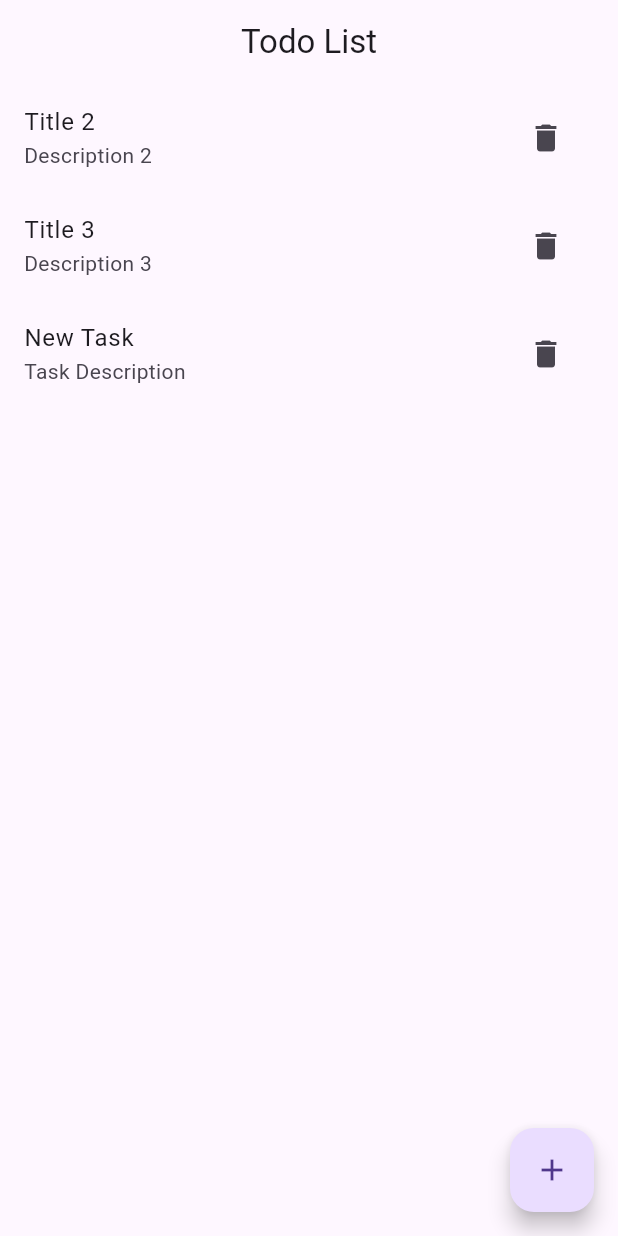
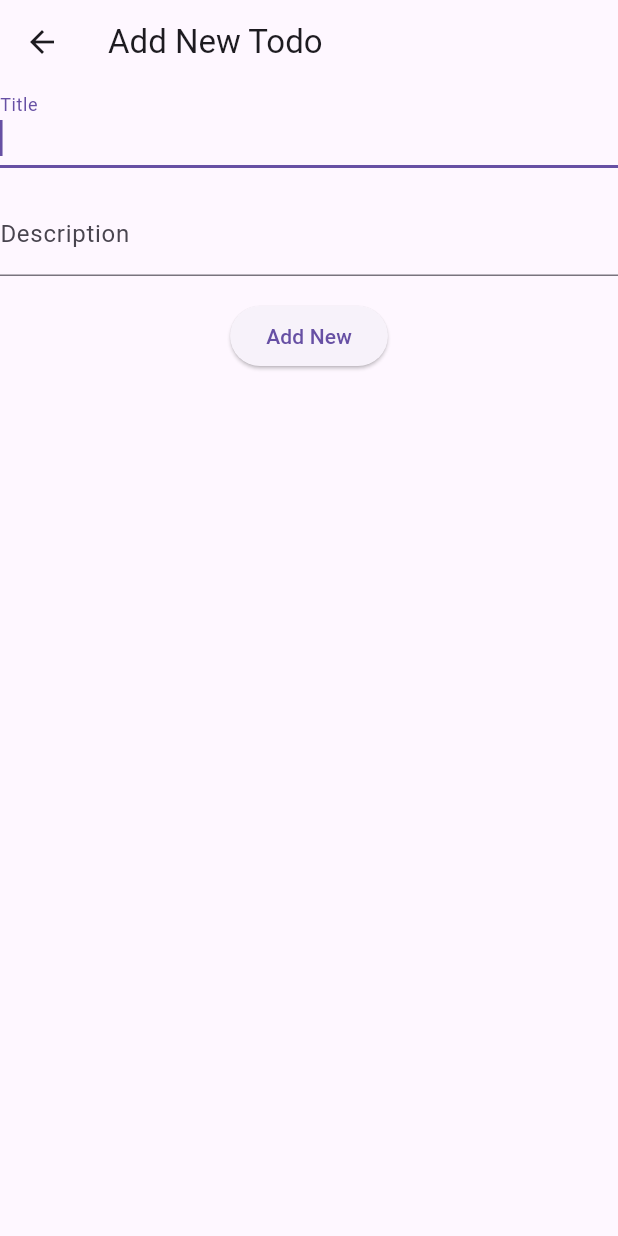
Before and after one commit to thanchayawikgithub/flutter_getx, a Flutter app: the screen it shows after launch, after a tap on the "delete" icon, after a tap on the "add" icon, on a phone screen of 412 x 824 dp. Run offline on Flutter 3.47's test engine with Material 3 defaults, Android fonts, the phone set to English and light mode, and no system bars; our stand-ins replace get.

Commit message:
finalize todo list

```diff
--- a/lib/app/data/services/todo_service.dart
+++ b/lib/app/data/services/todo_service.dart
@@ -20,4 +20,9 @@ class TodoService extends GetxService {
     todos[index].isDone = !todos[index].isDone;
     todos.refresh();
   }
+
+  void editTodo(int index, Todo todo) {
+    todos[index] = todo;
+    todos.refresh();
+  }
 }
--- a/lib/app/modules/home/controllers/home_controller.dart
+++ b/lib/app/modules/home/controllers/home_controller.dart
@@ -1,13 +1,38 @@
+import 'package:flutter/material.dart';
 import 'package:get/get.dart';
 import 'package:test_getx/app/data/services/todo_service.dart';
 import 'package:test_getx/app/data/todo.dart';
 
 class HomeController extends GetxController {
   final TodoService todoService = Get.find();
+  final titleController = TextEditingController();
+  final descriptionController = TextEditingController();
+
+  final titleFocus = FocusNode();
+
+  void setEditedTodo(Todo todo) {
+    titleController.text = todo.title;
+    descriptionController.text = todo.description;
+  }
+
+  void clearForm() {
+    titleController.text = '';
+    descriptionController.text = '';
+  }
 
   void addNewTodo() {
-    todoService
-        .addTodo(Todo(title: 'New Task', description: 'Task Description'));
+    todoService.addTodo(Todo(
+        title: titleController.text, description: descriptionController.text));
+    clearForm();
+  }
+
+  void editTodo(int index) {
+    todoService.editTodo(
+        index,
+        Todo(
+            title: titleController.text,
+            description: descriptionController.text));
+    clearForm();
   }
 
   void toggleTodoStatus(int index) {
@@ -18,7 +43,6 @@ class HomeController extends GetxController {
     todoService.removeTodoAt(index);
   }
 
-  final count = 0.obs;
   @override
   void onInit() {
     super.onInit();
@@ -26,13 +50,14 @@ class HomeController extends GetxController {
 
   @override
   void onReady() {
+    titleFocus.requestFocus();
     super.onReady();
   }
 
   @override
   void onClose() {
+    descriptionController.dispose();
+    titleController.dispose();
     super.onClose();
   }
-
-  void increment() => count.value++;
 }
--- /dev/null
+++ b/lib/app/modules/home/views/edit_todo_view.dart
@@ -0,0 +1,71 @@
+import 'package:flutter/material.dart';
+import 'package:get/get.dart';
+import 'package:test_getx/app/data/todo.dart';
+import 'package:test_getx/app/modules/home/controllers/home_controller.dart';
+
+class EditTidoView extends StatelessWidget {
+  final int? index;
+  final Todo? todo;
+  final _formKey = GlobalKey<FormState>();
+  final HomeController controller = Get.find();
+  EditTidoView({this.index, this.todo, Key? key}) : super(key: key) {
+    if (this.todo != null) {
+      controller.setEditedTodo(todo!);
+    } else {
+      controller.clearForm();
+    }
+  }
+
+  @override
+  Widget build(BuildContext context) {
+    return Scaffold(
+        appBar: AppBar(
+          title: this.todo != null ? Text('Edit Todo') : Text('Add New Todo'),
+        ),
+        body: Form(
+            key: _formKey,
+            child: Column(
+              children: [
+                TextFormField(
+                  focusNode: controller.titleFocus,
+                  controller: controller.titleController,
+                  decoration: InputDecoration(labelText: 'Title'),
+                  validator: (value) {
+                    if (value == null || value.isEmpty) {
+                      return 'Please enter a title';
+                    }
+                    return null;
+                  },
+                ),
+                SizedBox(
+                  height: 16.0,
+                ),
+                TextFormField(
+                  controller: controller.descriptionController,
+                  decoration: InputDecoration(labelText: 'Description'),
+                  validator: (value) {
+                    if (value == null || value.isEmpty) {
+                      return 'Please enter a description';
+                    }
+                    return null;
+                  },
+                ),
+                SizedBox(
+                  height: 16.0,
+                ),
+                ElevatedButton(
+                    onPressed: () {
+                      if (_formKey.currentState!.validate()) {
+                        if (todo == null) {
+                          controller.addNewTodo();
+                        } else {
+                          controller.editTodo(this.index!);
+                        }
+                      }
+                      Get.back();
+                    },
+                    child: this.todo != null ? Text('Edit') : Text('Add New'))
+              ],
+            )));
+  }
+}
--- a/lib/app/modules/home/views/home_view.dart
+++ b/lib/app/modules/home/views/home_view.dart
@@ -1,7 +1,6 @@
 import 'package:flutter/material.dart';
-
 import 'package:get/get.dart';
-
+import 'package:test_getx/app/modules/home/views/edit_todo_view.dart';
 import '../controllers/home_controller.dart';
 
 class HomeView extends GetView<HomeController> {
@@ -28,6 +27,9 @@ class HomeView extends GetView<HomeController> {
                     controller.removeTodoAt(index);
                   },
                 ),
+                onTap: () {
+                  Get.to(() => EditTidoView(index: index, todo: todo));
+                },
                 onLongPress: () {
                   controller.toggleTodoStatus(index);
                 },
@@ -36,7 +38,7 @@ class HomeView extends GetView<HomeController> {
       }),
       floatingActionButton: FloatingActionButton(
         onPressed: () {
-          controller.addNewTodo();
+          Get.to(() => EditTidoView());
         },
         child: Icon(Icons.add),
       ),
```
